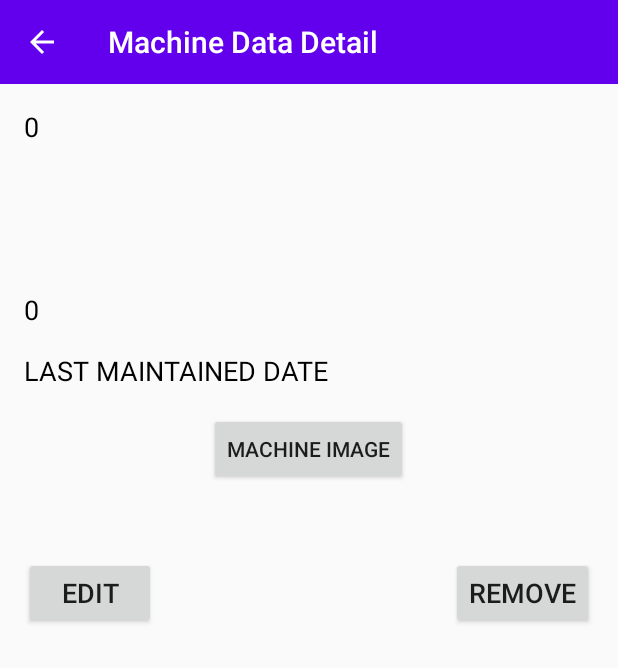
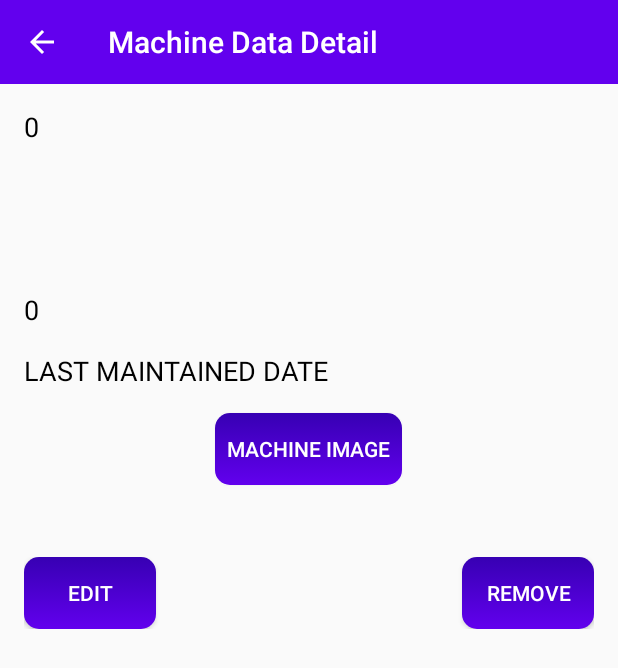
Before and after one commit to AdityaDwiRach/ImageMachine, an Android app: the MachineDataDetailActivity screen opened directly, with no data from a screen before it, on a phone screen of 412 x 824 dp. Shown: the top 668 px of the screen. Run offline under Robolectric (Android 15) with nearby library versions, the phone set to English and light mode, and no system bars; our stand-ins replace Room's generated code; 8 statements that could not run were skipped.

Commit message:
Remove unused dependencies. Add background for button. Fix image preview layout

```diff
--- /dev/null
+++ b/app/src/main/res/drawable/button_background.xml
@@ -0,0 +1,23 @@
+<?xml version="1.0" encoding="utf-8"?>
+<selector xmlns:android="http://schemas.android.com/apk/res/android">
+    <item android:state_pressed="true">
+        <shape android:shape="rectangle">
+            <corners android:radius="10dip"/>
+            <gradient android:angle="-90" android:startColor="@color/colorPrimary"
+                android:endColor="@color/colorPrimaryDark"/>
+        </shape>
+    </item>
+    <item android:state_focused="true">
+        <shape android:shape="rectangle">
+            <corners android:radius="10dip"/>
+            <solid android:color="@color/colorPrimary"/>
+        </shape>
+    </item>
+    <item>
+        <shape android:shape="rectangle">
+            <corners android:radius="10dip"/>
+            <gradient android:angle="-90" android:startColor="@color/colorPrimaryDark"
+                android:endColor="@color/colorPrimary"/>
+        </shape>
+    </item>
+</selector>
--- a/app/src/main/res/layout/activity_machine_data_detail.xml
+++ b/app/src/main/res/layout/activity_machine_data_detail.xml
@@ -7,7 +7,7 @@
     <Toolbar
         android:id="@+id/tb_machine_data_detail"
         android:layout_width="match_parent"
-        android:layout_height="wrap_content"/>
+        android:layout_height="wrap_content" />
 
     <ScrollView
         android:layout_width="match_parent"
@@ -25,7 +25,7 @@
                 android:layout_marginStart="16dp"
                 android:layout_marginTop="16dp"
                 android:layout_marginEnd="16dp"
-                android:text="ID"
+                android:text="@string/id_caps"
                 android:textColor="@color/black"
                 android:textSize="18sp" />
 
@@ -36,7 +36,7 @@
                 android:layout_marginStart="16dp"
                 android:layout_marginTop="16dp"
                 android:layout_marginEnd="16dp"
-                android:text="NAME"
+                android:text="@string/name_caps"
                 android:textColor="@color/black"
                 android:textSize="18sp" />
 
@@ -47,7 +47,7 @@
                 android:layout_marginStart="16dp"
                 android:layout_marginTop="16dp"
                 android:layout_marginEnd="16dp"
-                android:text="TYPE"
+                android:text="@string/type_caps"
                 android:textColor="@color/black"
                 android:textSize="18sp" />
 
@@ -58,7 +58,7 @@
                 android:layout_marginStart="16dp"
                 android:layout_marginTop="16dp"
                 android:layout_marginEnd="16dp"
-                android:text="QR NUMBER"
+                android:text="@string/qr_number_caps"
                 android:textColor="@color/black"
                 android:textSize="18sp" />
 
@@ -69,7 +69,7 @@
                 android:layout_marginStart="16dp"
                 android:layout_marginTop="16dp"
                 android:layout_marginEnd="16dp"
-                android:text="LAST MAINTAINED DATE"
+                android:text="@string/last_maintained_date_caps"
                 android:textColor="@color/black"
                 android:textSize="18sp" />
 
@@ -79,7 +79,10 @@
                 android:layout_height="wrap_content"
                 android:layout_gravity="center"
                 android:layout_marginTop="16dp"
-                android:text="@string/machine_image_caps" />
+                android:background="@drawable/button_background"
+                android:padding="8dp"
+                android:text="@string/machine_image_caps"
+                android:textColor="@color/white" />
 
             <androidx.recyclerview.widget.RecyclerView
                 android:id="@+id/rv_machine_data_detail"
@@ -89,7 +92,6 @@
                 android:layout_marginTop="16dp"
                 android:layout_marginEnd="16dp"
                 android:layout_marginBottom="16dp"
-                android:paddingEnd="16dp"
                 android:scrollbars="horizontal" />
 
             <RelativeLayout
@@ -103,16 +105,18 @@
                     android:id="@+id/btn_edit_machine_image_detail"
                     android:layout_width="wrap_content"
                     android:layout_height="wrap_content"
+                    android:background="@drawable/button_background"
                     android:text="@string/edit_caps"
-                    android:textSize="18sp" />
+                    android:textColor="@color/white" />
 
                 <Button
                     android:id="@+id/btn_remove_machine_image_detail"
                     android:layout_width="wrap_content"
                     android:layout_height="wrap_content"
                     android:layout_alignParentEnd="true"
+                    android:background="@drawable/button_background"
                     android:text="@string/remove_caps"
-                    android:textSize="18sp" />
+                    android:textColor="@color/white" />
 
             </RelativeLayout>
         </LinearLayout>
--- a/app/src/main/res/layout/alert_dialog_add_machine_data.xml
+++ b/app/src/main/res/layout/alert_dialog_add_machine_data.xml
@@ -43,6 +43,8 @@
         android:layout_marginTop="16dp"
         android:layout_marginStart="16dp"
         android:layout_marginBottom="16dp"
+        android:textColor="@color/white"
+        android:background="@drawable/button_background"
         android:text="@string/pick_date_caps"/>
 
 </LinearLayout>
--- a/app/src/main/res/layout/fragment_code_reader.xml
+++ b/app/src/main/res/layout/fragment_code_reader.xml
@@ -10,6 +10,8 @@
         android:layout_width="wrap_content"
         android:layout_height="wrap_content"
         android:layout_centerInParent="true"
+        android:background="@drawable/button_background"
+        android:textColor="@color/white"
         android:text="@string/scan_qr_caps"/>
 
 </RelativeLayout>
--- a/app/src/main/res/layout/item_list_machine_data.xml
+++ b/app/src/main/res/layout/item_list_machine_data.xml
@@ -17,7 +17,7 @@
             android:layout_marginStart="16dp"
             android:layout_marginTop="16dp"
             android:layout_marginEnd="16dp"
-            android:text="NAME"
+            android:text="@string/name_caps"
             android:textColor="@color/black"
             android:textSize="18sp" />
 
@@ -29,7 +29,7 @@
             android:layout_marginTop="16dp"
             android:layout_marginEnd="16dp"
             android:layout_marginBottom="16dp"
-            android:text="TYPE"
+            android:text="@string/type_caps"
             android:textColor="@color/black"
             android:textSize="18sp" />
 
--- a/app/src/main/res/values/colors.xml
+++ b/app/src/main/res/values/colors.xml
@@ -4,4 +4,5 @@
     <color name="colorPrimaryDark">#3700B3</color>
     <color name="colorAccent">#03DAC5</color>
     <color name="black">#000000</color>
+    <color name="white">#FFFFFF</color>
 </resources>
--- a/app/src/main/res/values/strings.xml
+++ b/app/src/main/res/values/strings.xml
@@ -1,8 +1,6 @@
 <resources>
     <string name="app_name">Image Machine</string>
 
-    <!-- TODO: Remove or change this placeholder text -->
-    <string name="hello_blank_fragment">Hello blank fragment</string>
     <string name="remove_caps">REMOVE</string>
     <string name="edit_caps">EDIT</string>
     <string name="machine_image_caps">MACHINE IMAGE</string>
@@ -15,4 +13,10 @@
     <string name="machine_name">Machine Name</string>
     <string name="sort_by_name">Sort By Name</string>
     <string name="sort_by_type">Sort By Type</string>
+    <string name="delete_image_caps">DELETE IMAGE</string>
+    <string name="last_maintained_date_caps">LAST MAINTAINED DATE</string>
+    <string name="id_caps">ID</string>
+    <string name="name_caps">NAME</string>
+    <string name="type_caps">TYPE</string>
+    <string name="qr_number_caps">QR NUMBER</string>
 </resources>
```
Also changed, not shown: app/build.gradle (+0 -11 lines), app/src/main/java/com/adr/imagemachine/adapters/MachineDataDetailRVAdapter.java (+0 -7 lines), app/src/main/java/com/adr/imagemachine/fragments/CodeReaderFragment.java (+4 -10 lines), app/src/main/java/com/adr/imagemachine/fragments/MachineDataFragment.java (+7 -21 lines), app/src/main/res/layout/alert_dialog_image_preview.xml (+12 -8 lines).
